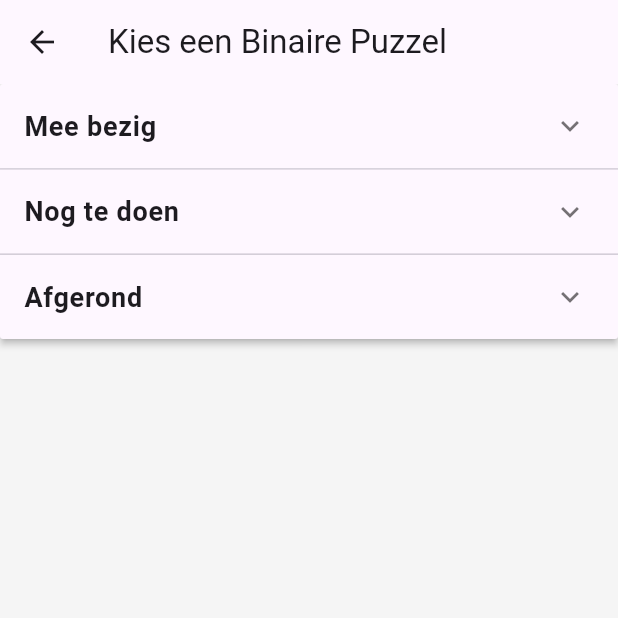
After one commit to A1ntmad/flutter_sudoku, a Flutter app: the HomeScreen screen opened by its route, after a tap on "Speel Binair", on a phone screen of 412 x 824 dp, the top half of it. The commit adds this screen. Run offline on Flutter 3.47's test engine with Material 3 defaults, Android fonts, the light colour scheme and no system bars; our stand-ins replace cloud_firestore, firebase_auth, firebase_core, shared_preferences; accounts and stored records are empty.

Commit message:
01-15-2025

```diff
--- /dev/null
+++ b/lib/screens/binair_list_screen.dart
@@ -0,0 +1,170 @@
+import 'package:flutter/material.dart';
+import 'package:firebase_auth/firebase_auth.dart';
+import 'package:cloud_firestore/cloud_firestore.dart';
+import 'binair_screen.dart';
+
+class BinairListScreen extends StatefulWidget {
+  const BinairListScreen({Key? key}) : super(key: key);
+
+  @override
+  _BinairListScreenState createState() => _BinairListScreenState();
+}
+
+class _BinairListScreenState extends State<BinairListScreen> {
+  Map<DateTime, String> _statusMap = {};
+  bool _isLoading = true;
+  final List<bool> _expandedPanels = [true, true, true];
+
+  @override
+  void initState() {
+    super.initState();
+    _expandedPanels.fillRange(0, _expandedPanels.length, false);
+    _loadStatuses();
+  }
+
+  DateTime _normalizeDate(DateTime date) {
+    return DateTime(date.year, date.month, date.day);
+  }
+
+  Future<void> _loadStatuses() async {
+    final userId = FirebaseAuth.instance.currentUser?.uid;
+    if (userId == null) {
+      setState(() => _isLoading = false);
+      return;
+    }
+
+    try {
+      final snapshot = await FirebaseFirestore.instance
+          .collection('users')
+          .doc(userId)
+          .collection('binair')
+          .get();
+
+      final Map<DateTime, String> statuses = {};
+      for (var doc in snapshot.docs) {
+        final date = _normalizeDate(
+            DateTime.parse(doc.id.split('_')[1])); // Normalizeer datum
+        final status = doc['status'] ?? 'inProgress';
+        statuses[date] = status;
+      }
+
+      setState(() {
+        _statusMap = statuses;
+        _isLoading = false;
+      });
+    } catch (e) {
+      setState(() => _isLoading = false);
+    }
+  }
+
+  ExpansionPanel _buildCategory(String title, List<DateTime> dates,
+      bool isExpanded, int panelIndex) {
+    return ExpansionPanel(
+      headerBuilder: (context, isExpanded) {
+        return ListTile(
+          title: Text(
+            title,
+            style: const TextStyle(fontSize: 18, fontWeight: FontWeight.bold),
+          ),
+        );
+      },
+      body: dates.isEmpty
+          ? const Padding(
+        padding: EdgeInsets.all(8.0),
+        child: Text('Geen Binaire Puzzels beschikbaar'),
+      )
+          : Column(
+        children: dates.map((date) {
+          final isCompleted = _statusMap[date] == 'completed';
+          return Container(
+            child: ListTile(
+              title: Text(
+                'Binaire puzzel van ${date.toLocal().toString().split(' ')[0]}',
+                style: TextStyle(
+                  color: isCompleted ? Colors.grey : Colors.black,
+                  decoration: isCompleted
+                      ? TextDecoration.lineThrough
+                      : null,
+                ),
+              ),
+              subtitle: isCompleted
+                  ? const Text(
+                'Afgerond',
+                style: TextStyle(color: Colors.grey),
+              )
+                  : null,
+              onTap: isCompleted
+                  ? null
+                  : () {
+                Navigator.push(
+                  context,
+                  MaterialPageRoute(
+                    builder: (context) => BinairScreen(
+                      userId: FirebaseAuth.instance.currentUser!.uid,
+                      date: date.toString(),
+                      grid: [], // Haal het grid op in BinairScreen
+                    ),
+                  ),
+                ).then((shouldReload) {
+                  if (shouldReload == true) {
+                    _loadStatuses();
+                  }
+                });
+              },
+            ),
+          );
+        }).toList(),
+      ),
+      isExpanded: isExpanded,
+      canTapOnHeader: true,
+    );
+  }
+
+  @override
+  Widget build(BuildContext context) {
+    if (_isLoading) {
+      return const Scaffold(
+        body: Center(
+          child: CircularProgressIndicator(),
+        ),
+      );
+    }
+
+    final completedDates = _statusMap.keys
+        .where((date) => _statusMap[date] == 'completed')
+        .toList()
+      ..sort((a, b) => b.compareTo(a));
+
+    final inProgressDates = _statusMap.keys
+        .where((date) => _statusMap[date] == 'inProgress')
+        .toList()
+      ..sort((a, b) => b.compareTo(a));
+
+    final notStartedDates = List.generate(
+        30,
+            (index) =>
+            _normalizeDate(DateTime.now().subtract(Duration(days: index))))
+        .where((date) => !_statusMap.containsKey(date))
+        .toList();
+
+    return Scaffold(
+      appBar: AppBar(
+        title: const Text('Kies een Binaire Puzzel'),
+      ),
+      body: SingleChildScrollView(
+        child: ExpansionPanelList(
+          expansionCallback: (panelIndex, isExpanded) {
+            setState(() {
+              _expandedPanels[panelIndex] = !_expandedPanels[panelIndex];
+            });
+          },
+          children: [
+            _buildCategory('Mee bezig', inProgressDates, _expandedPanels[0], 0),
+            _buildCategory('Nog te doen', notStartedDates, _expandedPanels[1], 1),
+            _buildCategory('Afgerond', completedDates, _expandedPanels[2], 2),
+          ],
+        ),
+      ),
+    );
+  }
+}
--- a/lib/screens/home_screen.dart
+++ b/lib/screens/home_screen.dart
@@ -2,6 +2,7 @@ import 'package:flutter/material.dart';
 import 'profile_screen.dart'; // Importeer het profielscherm
 import 'sudoku_list_screen.dart'; // Importeer het sudoku lijst scherm
 import 'wordsearch_list_screen.dart'; // Importeer het woordzoeker lijst scherm
+import 'binair_list_screen.dart'; // Importeer het binaire lijst scherm
 
 class HomeScreen extends StatelessWidget {
   const HomeScreen({Key? key}) : super(key: key);
@@ -46,6 +47,16 @@ class HomeScreen extends StatelessWidget {
               },
               child: const Text('Speel Woordzoeker'),
             ),
+            const SizedBox(height: 20), // Voeg ruimte toe tussen de knoppen
+            ElevatedButton(
+              onPressed: () {
+                Navigator.push(
+                  context,
+                  MaterialPageRoute(builder: (context) => const BinairListScreen()),
+                );
+              },
+              child: const Text('Speel Binair'),
+            ),
           ],
         ),
       ),
```
Also changed, not shown: lib/managers/binair_manager.dart (added, +78 -0 lines), lib/models/binair_generator.dart (added, +114 -0 lines), lib/screens/binair_screen.dart (added, +128 -0 lines), lib/screens/sudoku_screen.dart (+10 -13 lines).
